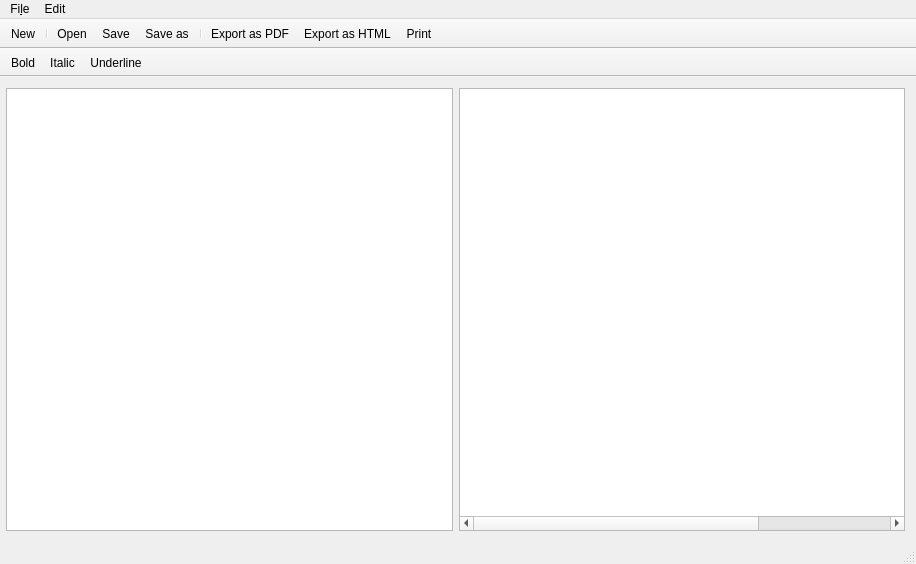
The window that mainwindow.ui (Aztorius/magicfountain) describes before a commit, drawn with Qt 5.
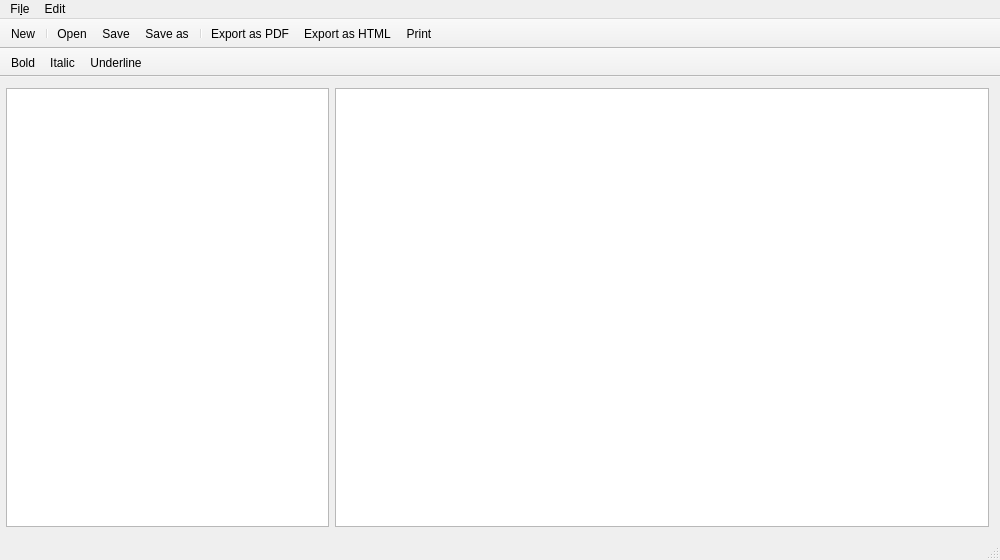
The same window after the commit. Icons and pictures are not drawn.

```diff
--- a/mainwindow.ui
+++ b/mainwindow.ui
@@ -6,8 +6,8 @@
    <rect>
     <x>0</x>
     <y>0</y>
-    <width>916</width>
-    <height>564</height>
+    <width>1000</width>
+    <height>560</height>
    </rect>
   </property>
   <property name="windowTitle">
@@ -24,6 +24,12 @@
     </property>
     <item row="0" column="1">
      <widget class="QTextBrowser" name="textBrowser">
+      <property name="minimumSize">
+       <size>
+        <width>654</width>
+        <height>0</height>
+       </size>
+      </property>
       <property name="font">
        <font>
         <family>Courier</family>
@@ -48,7 +54,7 @@
 &lt;p style=&quot;-qt-paragraph-type:empty; margin-top:0px; margin-bottom:0px; margin-left:0px; margin-right:0px; -qt-block-indent:0; text-indent:0px; font-family:'Courier New';&quot;&gt;&lt;br /&gt;&lt;/p&gt;&lt;/body&gt;&lt;/html&gt;</string>
       </property>
       <property name="tabStopWidth">
-       <number>80</number>
+       <number>72</number>
       </property>
       <property name="textInteractionFlags">
        <set>Qt::LinksAccessibleByKeyboard|Qt::LinksAccessibleByMouse|Qt::TextBrowserInteraction|Qt::TextSelectableByKeyboard|Qt::TextSelectableByMouse</set>
@@ -72,8 +78,8 @@
     <rect>
      <x>0</x>
      <y>0</y>
-     <width>916</width>
-     <height>21</height>
+     <width>1000</width>
+     <height>27</height>
     </rect>
    </property>
    <widget class="QMenu" name="menuFile">
@@ -202,7 +208,7 @@
      <normaloff>:/data/bold.png</normaloff>:/data/bold.png</iconset>
    </property>
    <property name="text">
-    <string>Bold</string>
+    <string>&amp;Bold</string>
    </property>
    <property name="toolTip">
     <string>Bold</string>
@@ -214,7 +220,7 @@
      <normaloff>:/data/italic.png</normaloff>:/data/italic.png</iconset>
    </property>
    <property name="text">
-    <string>Italic</string>
+    <string>&amp;Italic</string>
    </property>
    <property name="toolTip">
     <string>Italic</string>
@@ -226,7 +232,7 @@
      <normaloff>:/data/underline.png</normaloff>:/data/underline.png</iconset>
    </property>
    <property name="text">
-    <string>Underline</string>
+    <string>&amp;Underline</string>
    </property>
    <property name="toolTip">
     <string>Underline</string>
@@ -238,7 +244,7 @@
      <normaloff>:/data/exportashtml.png</normaloff>:/data/exportashtml.png</iconset>
    </property>
    <property name="text">
-    <string>Export as HTML</string>
+    <string>Export as &amp;HTML</string>
    </property>
    <property name="toolTip">
     <string>Export as HTML</string>
@@ -250,7 +256,7 @@
      <normaloff>:/data/new.png</normaloff>:/data/new.png</iconset>
    </property>
    <property name="text">
-    <string>New</string>
+    <string>&amp;New</string>
    </property>
    <property name="toolTip">
     <string>New file</string>
```
